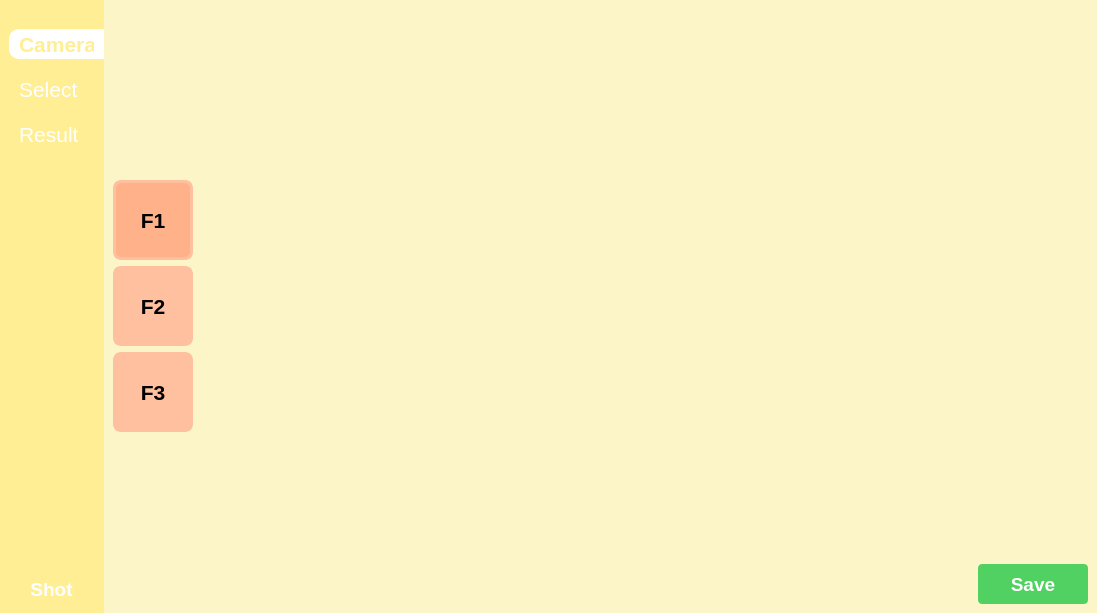
This is ui/main_window.ui in gusdls/daegun-four-cut as Qt 5 draws it before an edit. The edited form follows.
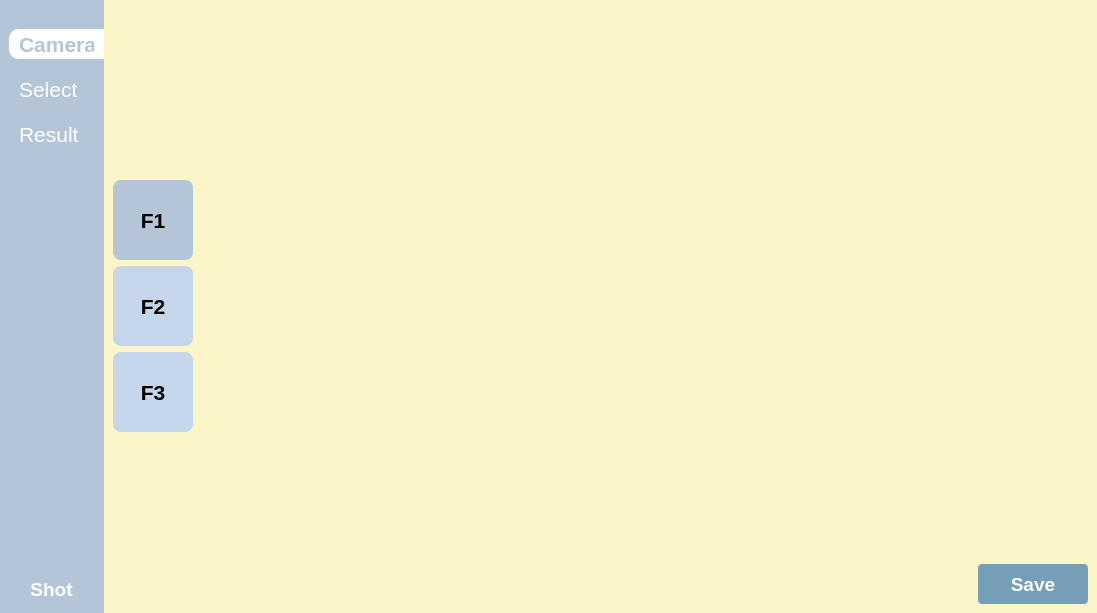
This is the edited form. The open tabs and pages were chosen to show the change. Icons and pictures are not drawn.

Commit message: chore(ui): change color yellow to cyan

```diff
--- a/ui/main_window.ui
+++ b/ui/main_window.ui
@@ -251,13 +251,12 @@
             <widget class="QWidget" name="widget_2" native="true">
              <property name="styleSheet">
               <string notr="true">QPushButton {
-	background-color: #ffc09f;
-	border: 3px solid #ffc09f;
+	background-color: #C5D5EA;
 	border-radius: 8px;
 }
 
 QPushButton:checked {
-	background-color: #ffb28a;
+	background-color: #B3C5D7;
 }</string>
              </property>
              <layout class="QGridLayout" name="gridLayout_8">
@@ -444,16 +443,12 @@
                 </property>
                 <property name="styleSheet">
                  <string notr="true">QPushButton {
-	background-color: #51D161;
+	background-color: #759EB8;
 	color: white;
 	border: none;
 	border-radius: 4px;
 }
 
-QPushButton:pressed {
-	background-color: #31BC44;
-}
-
 QPushButton:disabled {
 	background-color: darkgray;
 }</string>
@@ -490,7 +485,7 @@
      <widget class="QWidget" name="sidebar" native="true">
       <property name="styleSheet">
        <string notr="true">QWidget {
-	background-color: #ffee93;
+	background-color: #B3C5D7;
 	padding-right: 10px;
 }
 
@@ -516,7 +511,7 @@
 
 QPushButton:checked {
 	background-color: white;
-	color: #ffee93;
+	color: #B3C5D7;
 	font-weight: bold;
 }</string>
       </property>
```
Left out of the diff: 8 changed lines with no effect on the pictures. The commit also changes 4 other files.
